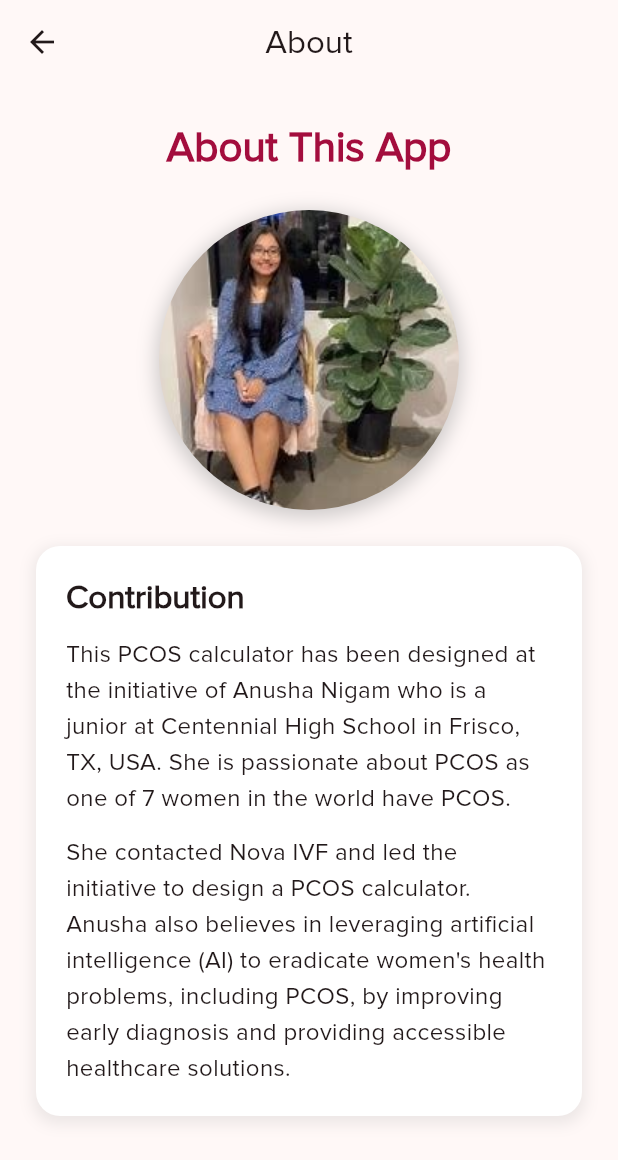
After one commit to sidhant-sriv/nova_pcos, a Flutter app: the AboutScreen screen opened by its route, on a phone screen of 412 x 824 dp. The commit adds this screen. Shown: the top 1160 px of the screen. Run offline on Flutter 3.47's test engine with Material 3 defaults, Android fonts, the light colour scheme and no system bars.

Commit message:
feat: about page

```diff
--- a/lib/main.dart
+++ b/lib/main.dart
@@ -1,5 +1,6 @@
 import 'package:flutter/material.dart';
 import 'package:nova_pcos/resources.dart';
+import 'package:nova_pcos/screens/about_screen.dart';
 import 'package:nova_pcos/screens/contact.dart';
 import 'package:nova_pcos/screens/moreinfo/more_information_screen.dart';
 import 'package:nova_pcos/screens/pcos_info_screen.dart';
@@ -39,7 +40,7 @@ class PCOSApp extends StatelessWidget {
         '/realLifeStories': (context) => const RealLifeStoriesScreen(),
         //TODO: Add routes for other screens
 
-        '/about': (context) => const Placeholder(),
+        '/about': (context) => const AboutScreen(),
       },
     );
   }
--- /dev/null
+++ b/lib/screens/about_screen.dart
@@ -0,0 +1,97 @@
+import 'package:flutter/material.dart';
+
+class AboutScreen extends StatelessWidget {
+  const AboutScreen({super.key});
+
+  @override
+  Widget build(BuildContext context) {
+    return Scaffold(
+      appBar: AppBar(
+        title: const Text('About'),
+        centerTitle: true,
+      ),
+      body: SingleChildScrollView(
+        padding: const EdgeInsets.all(24.0),
+        child: Column(
+          crossAxisAlignment: CrossAxisAlignment.center,
+          children: [
+            // Title
+            Text(
+              'About This App',
+              style: Theme.of(context).textTheme.headlineMedium?.copyWith(
+                    fontWeight: FontWeight.bold,
+                    color: Theme.of(context).primaryColor,
+                  ),
+            ),
+            const SizedBox(height: 24),
+
+            // Profile Image
+            Container(
+              width: 200,
+              height: 200,
+              decoration: BoxDecoration(
+                borderRadius: BorderRadius.circular(100),
+                boxShadow: [
+                  BoxShadow(
+                    color: Colors.grey.withOpacity(0.5),
+                    spreadRadius: 2,
+                    blurRadius: 10,
+                    offset: const Offset(0, 3),
+                  ),
+                ],
+              ),
+              // Add your image here
+              child: ClipRRect(
+                borderRadius: BorderRadius.circular(100),
+                child: Image.asset(
+                  'assets/images/anusha.png', // Add your image to assets and update path
+                  fit: BoxFit.cover,
+                ),
+              ),
+            ),
+            const SizedBox(height: 24),
+
+            // Contribution Information
+            Container(
+              padding: const EdgeInsets.all(20),
+              decoration: BoxDecoration(
+                color: Colors.white,
+                borderRadius: BorderRadius.circular(16),
+                boxShadow: [
+                  BoxShadow(
+                    color: Colors.grey.withOpacity(0.2),
+                    spreadRadius: 2,
+                    blurRadius: 8,
+                    offset: const Offset(0, 3),
+                  ),
+                ],
+              ),
+              child: Column(
+                crossAxisAlignment: CrossAxisAlignment.start,
+                children: [
+                  Text(
+                    'Contribution',
+                    style: Theme.of(context).textTheme.titleLarge?.copyWith(
+                          fontWeight: FontWeight.bold,
+                        ),
+                  ),
+                  const SizedBox(height: 12),
+                  const Text(
+                    'This PCOS calculator has been designed at the initiative of Anusha Nigam who is a junior at Centennial High School in Frisco, TX, USA. She is passionate about PCOS as one of 7 women in the world have PCOS.',
+                    style: TextStyle(fontSize: 16, height: 1.5),
+                  ),
+                  const SizedBox(height: 12),
+                  const Text(
+                    'She contacted Nova IVF and led the initiative to design a PCOS calculator. Anusha also believes in leveraging artificial intelligence (AI) to eradicate women\'s health problems, including PCOS, by improving early diagnosis and providing accessible healthcare solutions.',
+                    style: TextStyle(fontSize: 16, height: 1.5),
+                  ),
+                ],
+              ),
+            ),
+            const SizedBox(height: 24),
+          ],
+        ),
+      ),
+    );
+  }
+}
--- a/pubspec.yaml
+++ b/pubspec.yaml
@@ -60,6 +60,7 @@ flutter:
   # To add assets to your application, add an assets section, like this:
   assets:
     - assets/images/nova-logo.png
+    - assets/images/anusha.png
 
   # An image asset can refer to one or more resolution-specific "variants", see
   # https://flutter.dev/to/resolution-aware-images
```
Also changed, not shown: assets/images/anusha.png (added).
